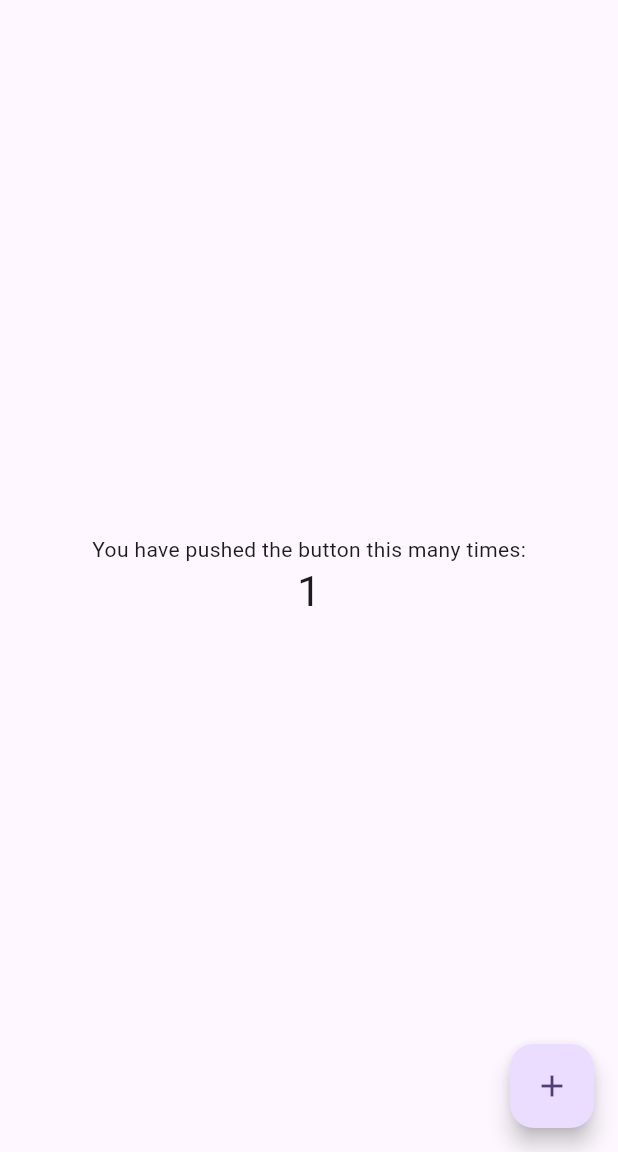
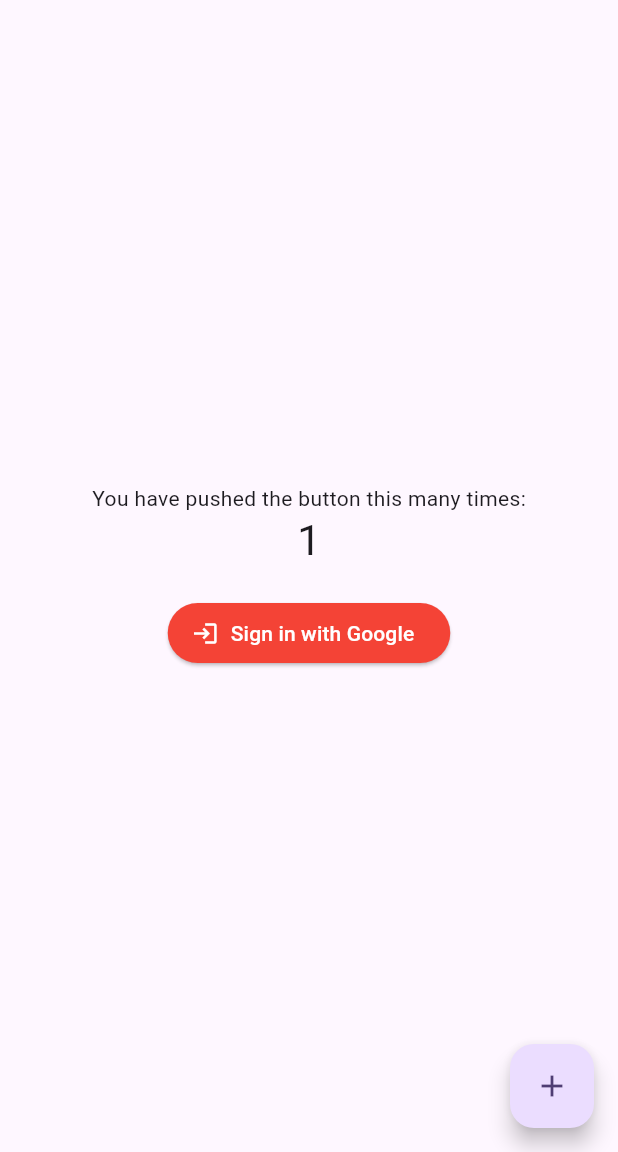
Before and after one commit to JoshuaValentineM/KarbonKU, a Flutter app: the screen it shows after launch, after a tap on the "add" icon, on a phone screen of 412 x 824 dp, the part 84-1236 px from its top. Run offline on Flutter 3.47's test engine with Material 3 defaults, Android fonts, the phone set to English and light mode, and no system bars; our stand-ins replace firebase_auth, firebase_core, google_sign_in; accounts and stored records are empty.

Commit message:
added google_sign_in package

```diff
--- /dev/null
+++ b/lib/home_page.dart
@@ -0,0 +1,87 @@
+import 'package:flutter/material.dart';
+import 'package:firebase_auth/firebase_auth.dart';
+import 'package:google_sign_in/google_sign_in.dart';
+
+class HomePage extends StatefulWidget {
+  const HomePage({super.key, required this.title});
+
+  final String title;
+
+  @override
+  State<HomePage> createState() => _HomePageState();
+}
+
+class _HomePageState extends State<HomePage> {
+  int _counter = 0;
+  final FirebaseAuth _auth = FirebaseAuth.instance;
+  final GoogleSignIn _googleSignIn = GoogleSignIn();
+
+  void _incrementCounter() {
+    setState(() {
+      _counter++;
+    });
+  }
+
+  Future<void> _signInWithGoogle() async {
+    try {
+      final GoogleSignInAccount? googleUser = await _googleSignIn.signIn();
+      if (googleUser == null) {
+        // The user canceled the sign-in
+        return;
+      }
+      final GoogleSignInAuthentication googleAuth =
+          await googleUser.authentication;
+      final AuthCredential credential = GoogleAuthProvider.credential(
+        accessToken: googleAuth.accessToken,
+        idToken: googleAuth.idToken,
+      );
+      final UserCredential userCredential =
+          await _auth.signInWithCredential(credential);
+      final User? user = userCredential.user;
+
+      if (user != null) {
+        // Successfully signed in
+        print('Google Sign-In successful: ${user.displayName}');
+      }
+    } catch (e) {
+      print('Google Sign-In error: $e');
+    }
+  }
+
+  @override
+  Widget build(BuildContext context) {
+    return Scaffold(
+      appBar: AppBar(
+        backgroundColor: Theme.of(context).colorScheme.inversePrimary,
+        title: Text(widget.title),
+      ),
+      body: Center(
+        child: Column(
+          mainAxisAlignment: MainAxisAlignment.center,
+          children: <Widget>[
+            const Text('You have pushed the button this many times:'),
+            Text(
+              '$_counter',
+              style: Theme.of(context).textTheme.headlineMedium,
+            ),
+            const SizedBox(height: 20),
+            ElevatedButton.icon(
+              onPressed: _signInWithGoogle,
+              icon: const Icon(Icons.login),
+              label: const Text('Sign in with Google'),
+              style: ElevatedButton.styleFrom(
+                backgroundColor: Colors.red, // Background color
+                foregroundColor: Colors.white, // Text color
+              ),
+            ),
+          ],
+        ),
+      ),
+      floatingActionButton: FloatingActionButton(
+        onPressed: _incrementCounter,
+        tooltip: 'Increment',
+        child: const Icon(Icons.add),
+      ),
+    );
+  }
+}
--- a/lib/main.dart
+++ b/lib/main.dart
@@ -1,125 +1,28 @@
 import 'package:flutter/material.dart';
+import 'package:firebase_core/firebase_core.dart';
+import 'firebase_options.dart';
+import 'home_page.dart';
 
-void main() {
+void main() async {
+  WidgetsFlutterBinding.ensureInitialized();
+  await Firebase.initializeApp(
+    options: DefaultFirebaseOptions.currentPlatform,
+  );
   runApp(const MyApp());
 }
 
 class MyApp extends StatelessWidget {
   const MyApp({super.key});
 
-  // This widget is the root of your application.
   @override
   Widget build(BuildContext context) {
     return MaterialApp(
       title: 'Flutter Demo',
       theme: ThemeData(
-        // This is the theme of your application.
-        //
-        // TRY THIS: Try running your application with "flutter run". You'll see
-        // the application has a purple toolbar. Then, without quitting the app,
-        // try changing the seedColor in the colorScheme below to Colors.green
-        // and then invoke "hot reload" (save your changes or press the "hot
-        // reload" button in a Flutter-supported IDE, or press "r" if you used
-        // the command line to start the app).
-        //
-        // Notice that the counter didn't reset back to zero; the application
-        // state is not lost during the reload. To reset the state, use hot
-        // restart instead.
-        //
-        // This works for code too, not just values: Most code changes can be
-        // tested with just a hot reload.
         colorScheme: ColorScheme.fromSeed(seedColor: Colors.deepPurple),
         useMaterial3: true,
       ),
-      home: const MyHomePage(title: 'Flutter Demo Home Page'),
+      home: const HomePage(title: 'Flutter Demo Home Page'),
     );
   }
 }
-
-class MyHomePage extends StatefulWidget {
-  const MyHomePage({super.key, required this.title});
-
-  // This widget is the home page of your application. It is stateful, meaning
-  // that it has a State object (defined below) that contains fields that affect
-  // how it looks.
-
-  // This class is the configuration for the state. It holds the values (in this
-  // case the title) provided by the parent (in this case the App widget) and
-  // used by the build method of the State. Fields in a Widget subclass are
-  // always marked "final".
-
-  final String title;
-
-  @override
-  State<MyHomePage> createState() => _MyHomePageState();
-}
-
-class _MyHomePageState extends State<MyHomePage> {
-  int _counter = 0;
-
-  void _incrementCounter() {
-    setState(() {
-      // This call to setState tells the Flutter framework that something has
-      // changed in this State, which causes it to rerun the build method below
-      // so that the display can reflect the updated values. If we changed
-      // _counter without calling setState(), then the build method would not be
-      // called again, and so nothing would appear to happen.
-      _counter++;
-    });
-  }
-
-  @override
-  Widget build(BuildContext context) {
-    // This method is rerun every time setState is called, for instance as done
-    // by the _incrementCounter method above.
-    //
-    // The Flutter framework has been optimized to make rerunning build methods
-    // fast, so that you can just rebuild anything that needs updating rather
-    // than having to individually change instances of widgets.
-    return Scaffold(
-      appBar: AppBar(
-        // TRY THIS: Try changing the color here to a specific color (to
-        // Colors.amber, perhaps?) and trigger a hot reload to see the AppBar
-        // change color while the other colors stay the same.
-        backgroundColor: Theme.of(context).colorScheme.inversePrimary,
-        // Here we take the value from the MyHomePage object that was created by
-        // the App.build method, and use it to set our appbar title.
-        title: Text(widget.title),
-      ),
-      body: Center(
-        // Center is a layout widget. It takes a single child and positions it
-        // in the middle of the parent.
-        child: Column(
-          // Column is also a layout widget. It takes a list of children and
-          // arranges them vertically. By default, it sizes itself to fit its
-          // children horizontally, and tries to be as tall as its parent.
-          //
-          // Column has various properties to control how it sizes itself and
-          // how it positions its children. Here we use mainAxisAlignment to
-          // center the children vertically; the main axis here is the vertical
-          // axis because Columns are vertical (the cross axis would be
-          // horizontal).
-          //
-          // TRY THIS: Invoke "debug painting" (choose the "Toggle Debug Paint"
-          // action in the IDE, or press "p" in the console), to see the
-          // wireframe for each widget.
-          mainAxisAlignment: MainAxisAlignment.center,
-          children: <Widget>[
-            const Text(
-              'You have pushed the button this many times:',
-            ),
-            Text(
-              '$_counter',
-              style: Theme.of(context).textTheme.headlineMedium,
-            ),
-          ],
-        ),
-      ),
-      floatingActionButton: FloatingActionButton(
-        onPressed: _incrementCounter,
-        tooltip: 'Increment',
-        child: const Icon(Icons.add),
-      ), // This trailing comma makes auto-formatting nicer for build methods.
-    );
-  }
-}
--- a/pubspec.yaml
+++ b/pubspec.yaml
@@ -39,6 +39,7 @@ dependencies:
   firebase_auth: ^5.1.2
   cloud_firestore: ^5.1.0
   firebase_analytics: ^11.2.0
+  google_sign_in: ^6.2.1
 
 dev_dependencies:
   flutter_test:
```
Also changed, not shown: pubspec.lock, 2 other files.
